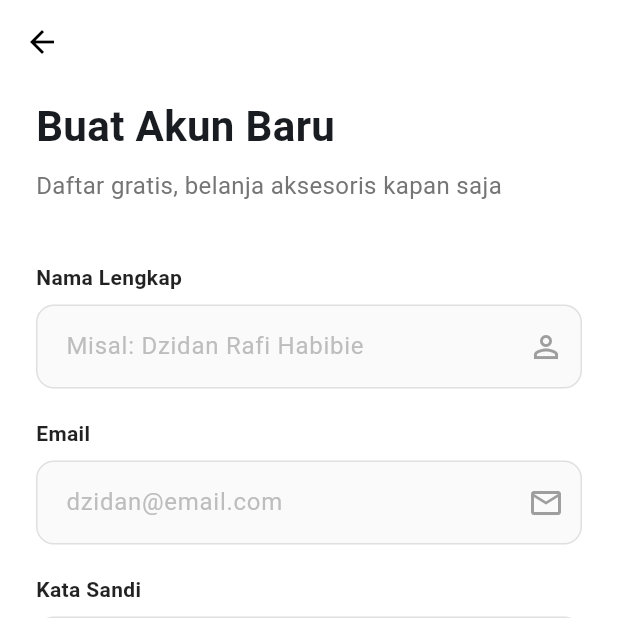
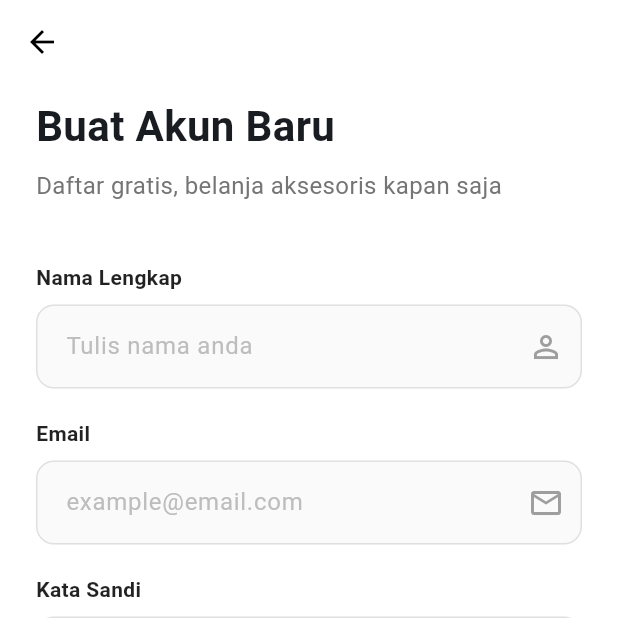
Before and after one commit to KishiEdward/front-skenaid, a Flutter app: the RegisterPage screen opened by its route, on a phone screen of 412 x 824 dp, the top half of it. Run offline on Flutter 3.47's test engine with Material 3 defaults, Android fonts, the phone set to English and light mode, and no system bars; our stand-ins replace dio, email_validator, firebase_auth, firebase_core, flutter_secure_storage, google_sign_in; accounts and stored records are empty; generated files the repository leaves out were written again.

Commit message:
setup for biometric login

```diff
--- a/lib/features/auth/presentation/pages/register_page.dart
+++ b/lib/features/auth/presentation/pages/register_page.dart
@@ -93,7 +93,7 @@ class _RegisterPageState extends State<RegisterPage> {
 
                 CustomTextField(
                   label: 'Nama Lengkap',
-                  hint: 'Misal: Dzidan Rafi Habibie',
+                  hint: 'Tulis nama anda',
                   controller: _nameCtrl,
                   suffixIcon: const Icon(Icons.person_outline),
                   validator: (v) => (v?.isEmpty ?? true) ? 'Wajib diisi' : null,
@@ -102,7 +102,7 @@ class _RegisterPageState extends State<RegisterPage> {
 
                 CustomTextField(
                   label: 'Email',
-                  hint: 'dzidan@email.com',
+                  hint: 'example@email.com',
                   controller: _emailCtrl,
                   keyboardType: TextInputType.emailAddress,
                   suffixIcon: const Icon(Icons.email_outlined),
--- a/pubspec.yaml
+++ b/pubspec.yaml
@@ -46,6 +46,8 @@ dependencies:
   # The following adds the Cupertino Icons font to your application.
   # Use with the CupertinoIcons class for iOS style icons.
   cupertino_icons: ^1.0.8
+  local_auth: ^3.0.1
+  local_auth_android: ^2.0.8
 
 dev_dependencies:
   flutter_test:
```
Also changed, not shown: pubspec.lock, 3 other files.
